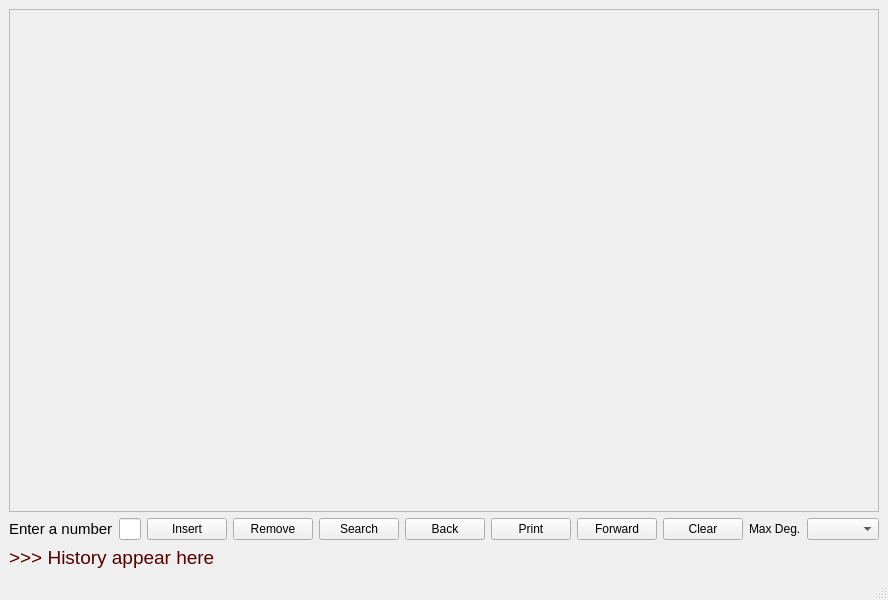
Above: B-TreeVisualization/mainwindow.ui from nganngants/BTree-Visualization before the change. Below: the same form after it.
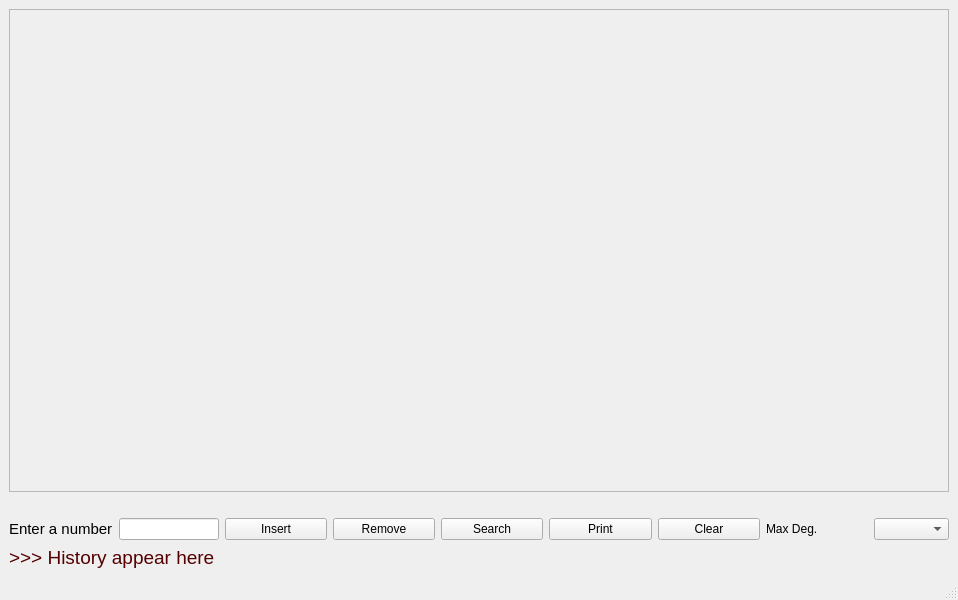
That is the form after the change.

```diff
--- a/B-TreeVisualization/mainwindow.ui
+++ b/B-TreeVisualization/mainwindow.ui
@@ -6,7 +6,7 @@
    <rect>
     <x>0</x>
     <y>0</y>
-    <width>800</width>
+    <width>958</width>
     <height>600</height>
    </rect>
   </property>
@@ -25,13 +25,20 @@
         <rect>
          <x>0</x>
          <y>0</y>
-         <width>776</width>
-         <height>448</height>
+         <width>934</width>
+         <height>421</height>
         </rect>
        </property>
       </widget>
      </widget>
     </item>
+    <item>
+     <widget class="QLabel" name="forPrintTree">
+      <property name="text">
+       <string/>
+      </property>
+     </widget>
+    </item>
     <item>
      <layout class="QHBoxLayout" name="horizontalLayout">
       <item>
@@ -77,13 +84,6 @@
         </property>
        </widget>
       </item>
-      <item>
-       <widget class="QPushButton" name="backButton">
-        <property name="text">
-         <string>Back</string>
-        </property>
-       </widget>
-      </item>
       <item>
        <widget class="QPushButton" name="printButton">
         <property name="text">
@@ -91,13 +91,6 @@
         </property>
        </widget>
       </item>
-      <item>
-       <widget class="QPushButton" name="forwardButton">
-        <property name="text">
-         <string>Forward</string>
-        </property>
-       </widget>
-      </item>
       <item>
        <widget class="QPushButton" name="clrButton">
         <property name="text">
```
Left out of the diff: 2 changed lines with no effect on the pictures.
